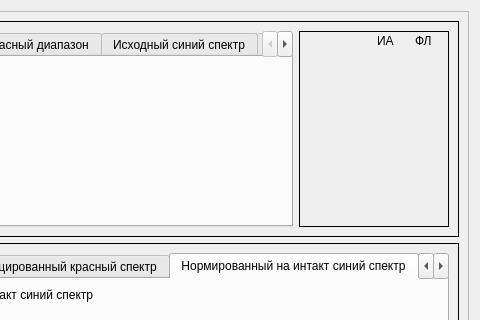
derElektrobesen/spectro_viewer, file ui_forms/client_widget.ui: the form before one commit; both pictures show x 429 to 909 and y 0 to 320 of the 909 by 480 pixel window.
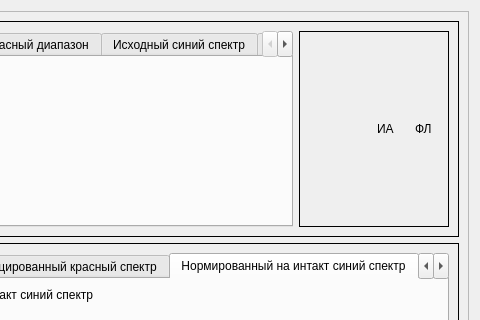
The form after the commit. The open tabs and pages were chosen to show the change. Custom widgets are drawn as their Qt base class.

```diff
--- a/ui_forms/client_widget.ui
+++ b/ui_forms/client_widget.ui
@@ -328,7 +328,10 @@
              <number>2</number>
             </property>
             <item>
-             <layout class="QGridLayout" name="gridLayout_2">
+             <layout class="QGridLayout" name="colors_layout">
+              <item row="0" column="0">
+               <widget class="QWidget" name="widget_2" native="true"/>
+              </item>
               <item row="0" column="1">
                <widget class="QWidget" name="widget" native="true"/>
               </item>
@@ -339,19 +342,6 @@
                 </property>
                </widget>
               </item>
-              <item row="1" column="2">
-               <spacer name="verticalSpacer">
-                <property name="orientation">
-                 <enum>Qt::Vertical</enum>
-                </property>
-                <property name="sizeHint" stdset="0">
-                 <size>
-                  <width>20</width>
-                  <height>40</height>
-                 </size>
-                </property>
-               </spacer>
-              </item>
               <item row="0" column="3">
                <widget class="QLabel" name="label_10">
                 <property name="text">
@@ -359,9 +349,6 @@
                 </property>
                </widget>
               </item>
-              <item row="0" column="0">
-               <widget class="QWidget" name="widget_2" native="true"/>
-              </item>
              </layout>
             </item>
            </layout>
```
Left out of the diff: 2 changed lines with no effect on the pictures.
